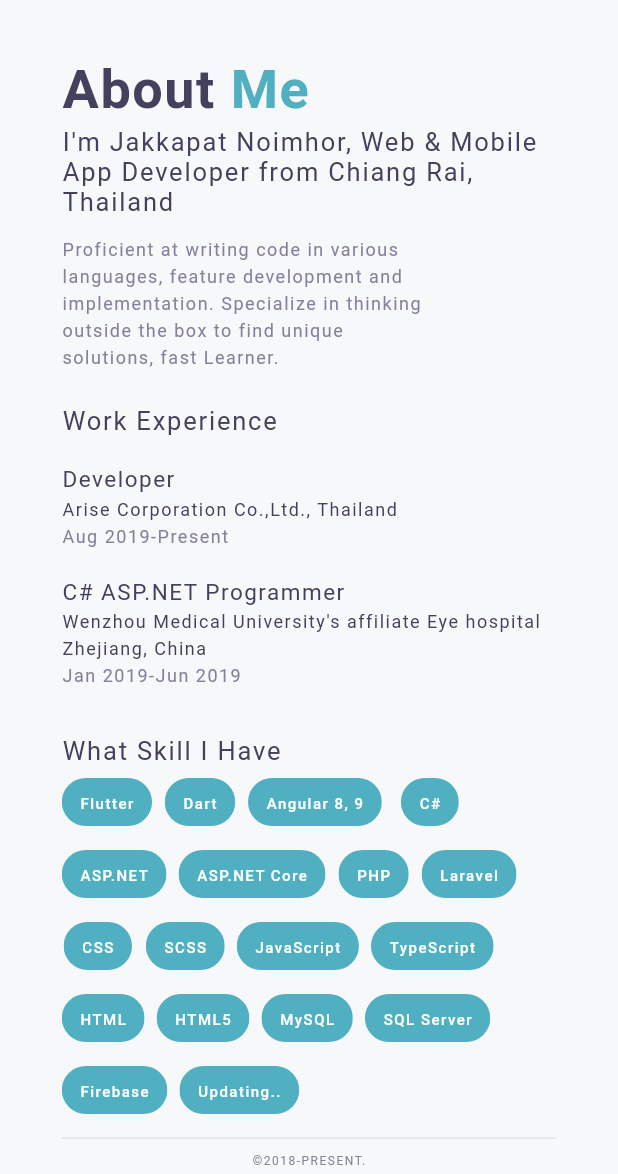
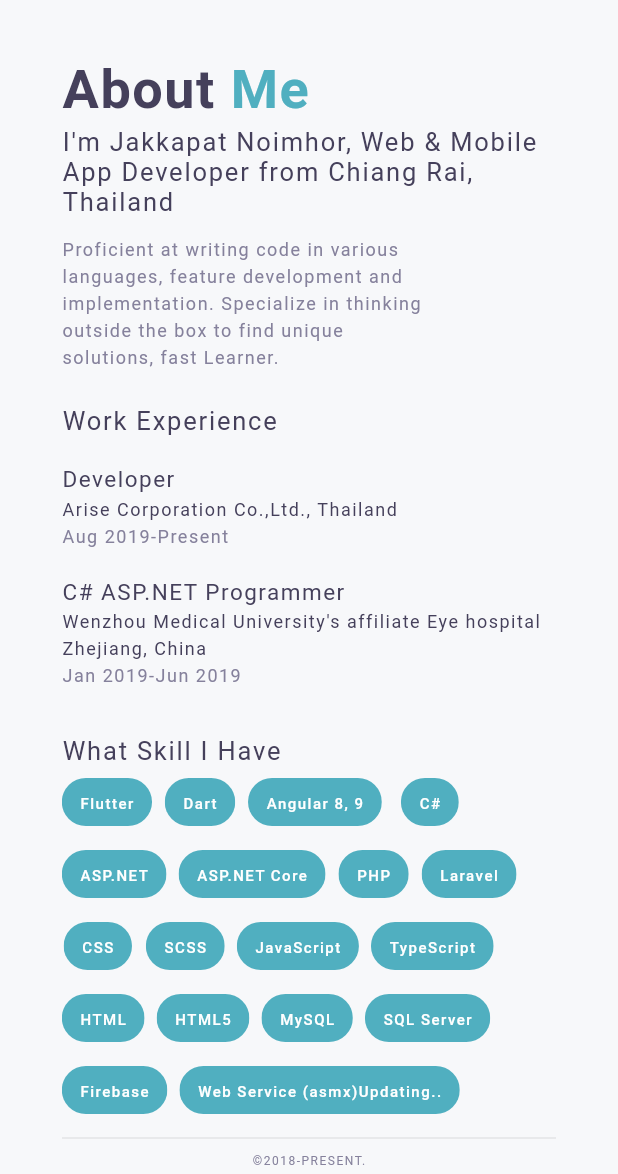
Before and after one commit to MangoStick/portfolio, a Flutter app: the screen it shows after launch, on a phone screen of 412 x 824 dp, the part 62-1236 px from its top. Run offline on Flutter 3.47's test engine with Material 2 defaults, Android fonts, the phone set to English and light mode, and no system bars; our stand-ins replace font_awesome_flutter; missing offline and left inert: dart:html; Roboto replaces fonts that are missing (NexaBold, NexaLight, ProductSans).

Commit message:
Update home.dart

```diff
--- a/lib/ui/home.dart
+++ b/lib/ui/home.dart
@@ -305,6 +305,7 @@ class HomePage extends StatelessWidget {
     'MySQL',
     'SQL Server',
     'Firebase',
+    'Web Service (asmx)'
     'Updating..'
   ];
 
```
